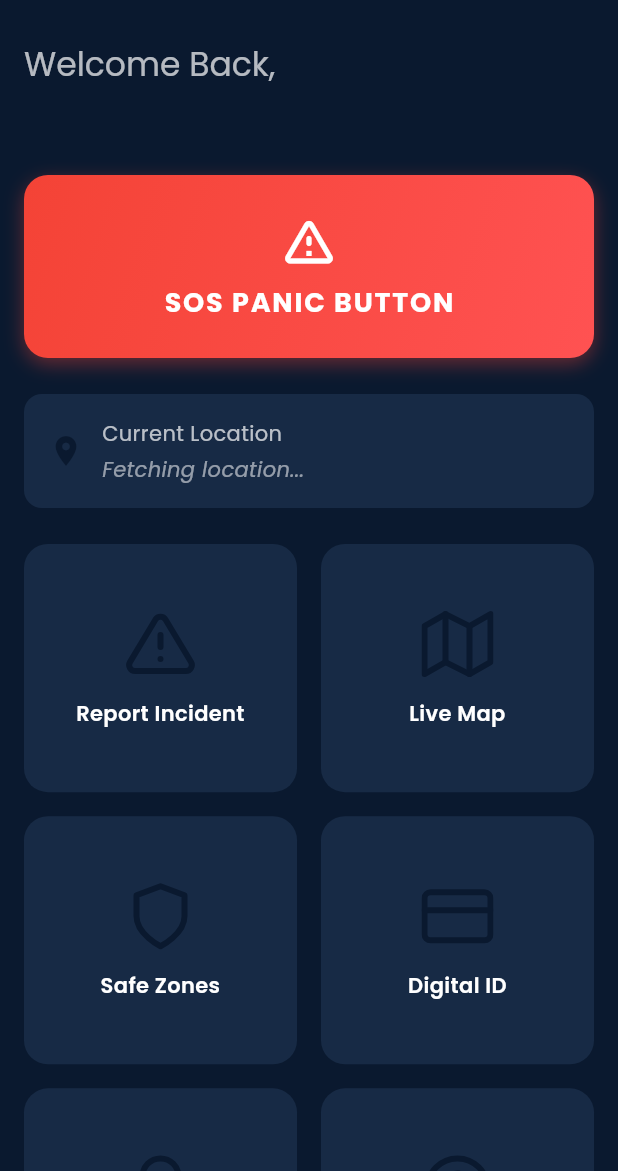
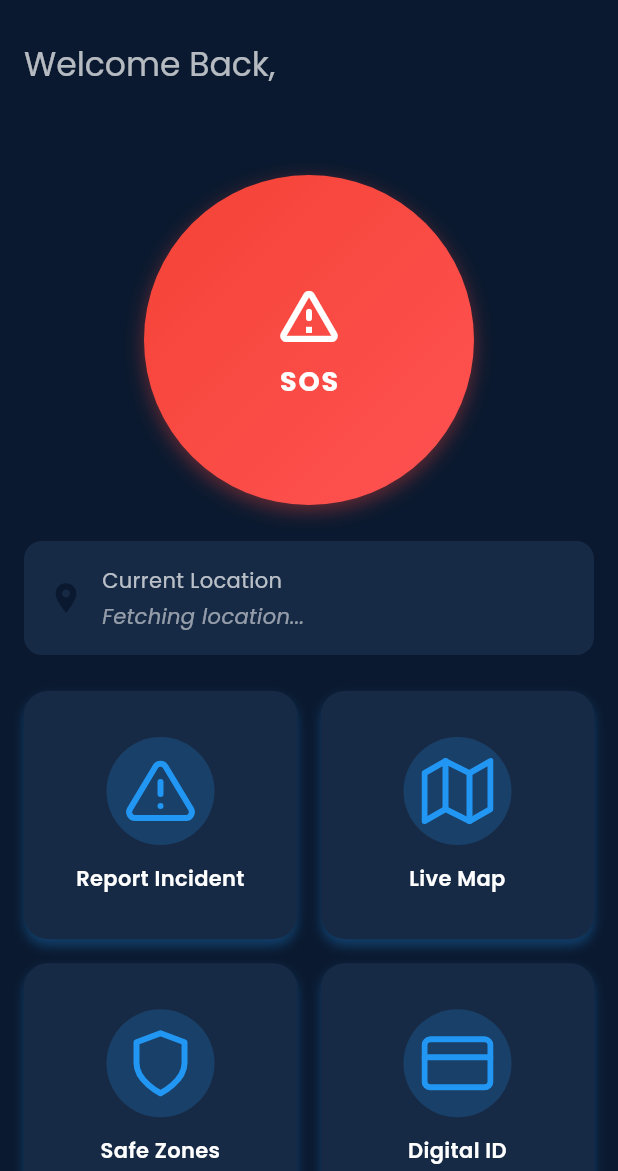
Before and after one commit to Stakeylock/sih_protoV2, a Flutter app: the screen it shows once a user with an empty profile is signed in, on a phone screen of 412 x 824 dp, the part 65-1236 px from its top. Run offline on Flutter 3.47's test engine with Material 3 defaults, Android fonts, the phone set to English and light mode, and no system bars; our stand-ins replace flutter_dotenv, flutter_map, flutter_svg, geolocator, google_fonts, image_picker and 4 more; accounts and stored records are empty.

Commit message:
tourist dashboard ui update

```diff
--- a/sih_proto/lib/screens/tourist_dashboard.dart
+++ b/sih_proto/lib/screens/tourist_dashboard.dart
@@ -87,7 +87,8 @@ class _PanicButton extends StatelessWidget {
 
   @override
   Widget build(BuildContext context) {
-    return GestureDetector(
+    return Center(
+      child: GestureDetector(
         onTap: () {
           Provider.of<AppState>(context, listen: false).sendPanicAlert();
           ScaffoldMessenger.of(context).showSnackBar(
@@ -98,15 +99,15 @@ class _PanicButton extends StatelessWidget {
           );
         },
         child: Container(
-        width: double.infinity,
-        padding: const EdgeInsets.symmetric(vertical: 24),
+          width: 220,
+          height: 220,
           decoration: BoxDecoration(
+            shape: BoxShape.circle,
             gradient: const LinearGradient(
               colors: [Colors.red, Color.fromARGB(255, 255, 82, 82)],
               begin: Alignment.topLeft,
               end: Alignment.bottomRight,
             ),
-          borderRadius: BorderRadius.circular(16),
             boxShadow: [
               BoxShadow(
                 color: Colors.red.withOpacity(0.4),
@@ -115,12 +116,13 @@ class _PanicButton extends StatelessWidget {
               ),
             ],
           ),
-        child: const Column(
-          children: [
-            Icon(Icons.warning_amber_rounded, color: Colors.white, size: 40),
+          child: Column(
+            mainAxisAlignment: MainAxisAlignment.center,
+            children: const [
+              Icon(Icons.warning_amber_rounded, color: Colors.white, size: 48),
               SizedBox(height: 8),
               Text(
-              'SOS PANIC BUTTON',
+                'SOS',
                 style: TextStyle(
                   color: Colors.white,
                   fontWeight: FontWeight.bold,
@@ -129,6 +131,7 @@ class _PanicButton extends StatelessWidget {
                 ),
               ),
             ],
+          ),
         ),
       ),
     );
@@ -245,11 +248,13 @@ class _FeatureCard extends StatelessWidget {
   final String title;
   final String iconSvg;
   final VoidCallback onTap;
+  final Color iconColor; // Add this property
 
   const _FeatureCard({
     required this.title,
     required this.iconSvg,
     required this.onTap,
+    this.iconColor = Colors.blue, // default color
   });
 
   @override
@@ -260,18 +265,32 @@ class _FeatureCard extends StatelessWidget {
         decoration: BoxDecoration(
           color: Theme.of(context).cardColor,
           borderRadius: BorderRadius.circular(16),
+          boxShadow: [
+            BoxShadow(
+              color: iconColor.withOpacity(0.3), // colored shadow
+              blurRadius: 6,
+              offset: const Offset(0, 4),
+            ),
+          ],
         ),
         child: Column(
           mainAxisAlignment: MainAxisAlignment.center,
           children: [
-            SvgPicture.string(
+            Container(
+              padding: const EdgeInsets.all(12),
+              decoration: BoxDecoration(
+                color: iconColor.withOpacity(0.2), // background circle color
+                shape: BoxShape.circle,
+              ),
+              child: SvgPicture.string(
                 iconSvg,
                 colorFilter: ColorFilter.mode(
-                Theme.of(context).primaryColor,
+                  iconColor, // use the colored icon here
                   BlendMode.srcIn,
                 ),
                 width: 48,
                 height: 48,
+              ),
             ),
             const SizedBox(height: 12),
             Text(
```
Lines whose indentation alone changed are shown as unchanged.
